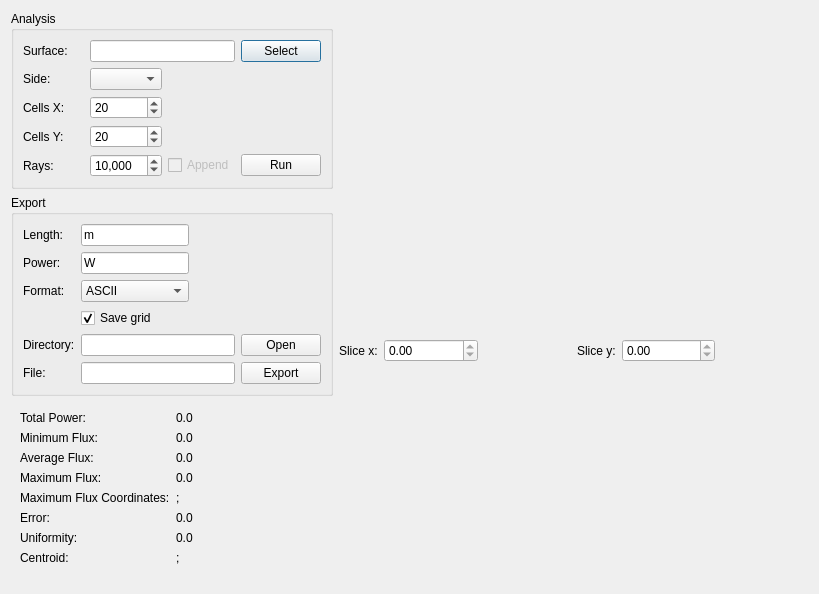
Above: source/application/run/FluxAnalysisDialog.ui from CST-Modelling-Tools/TonatiuhPP before the change. Below: the same form after it.
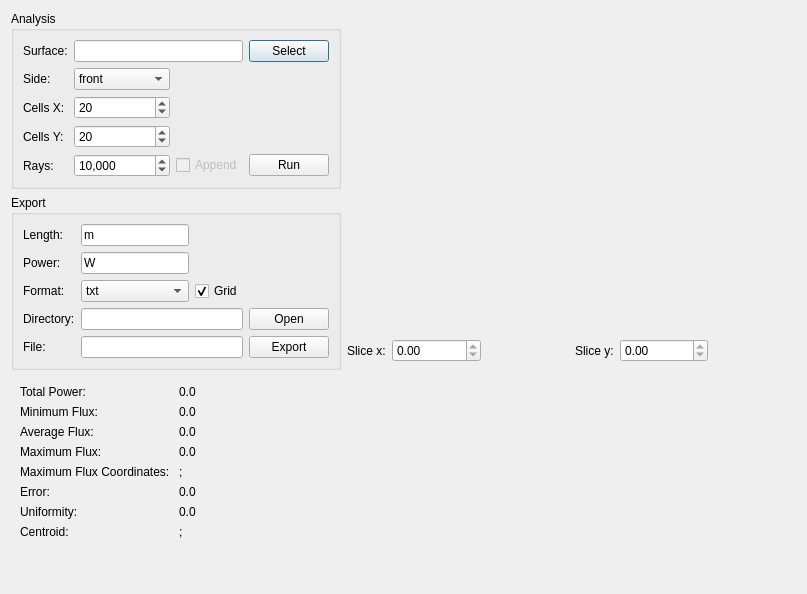
That is the form after the change. Custom widgets are drawn as their Qt base class.

Commit message: FluxAnalysis for uv-shapes

Patch:
```diff
--- a/source/application/run/FluxAnalysisDialog.ui
+++ b/source/application/run/FluxAnalysisDialog.ui
@@ -6,7 +6,7 @@
    <rect>
     <x>0</x>
     <y>0</y>
-    <width>819</width>
+    <width>807</width>
     <height>594</height>
    </rect>
   </property>
@@ -34,7 +34,7 @@
         <property name="title">
          <string>Analysis</string>
         </property>
-        <layout class="QGridLayout" name="gridLayout">
+        <layout class="QGridLayout" name="gridLayout" columnstretch="0,1,0,0">
          <item row="2" column="0">
           <widget class="QLabel" name="widthDivisionsLabel">
            <property name="text">
@@ -50,7 +50,18 @@
           </widget>
          </item>
          <item row="1" column="1">
-          <widget class="QComboBox" name="sidesCombo"/>
+          <widget class="QComboBox" name="surfaceSideCombo">
+           <item>
+            <property name="text">
+             <string>front</string>
+            </property>
+           </item>
+           <item>
+            <property name="text">
+             <string>back</string>
+            </property>
+           </item>
+          </widget>
          </item>
          <item row="4" column="2">
           <widget class="QCheckBox" name="appendCheck">
@@ -154,7 +165,44 @@
         <property name="title">
          <string>Export</string>
         </property>
-        <layout class="QGridLayout" name="gridLayout_8">
+        <layout class="QGridLayout" name="gridLayout_8" columnstretch="0,1,0,0">
+         <item row="2" column="0">
+          <widget class="QLabel" name="exportFormatLabel">
+           <property name="text">
+            <string>Format:</string>
+           </property>
+          </widget>
+         </item>
+         <item row="3" column="1" colspan="2">
+          <widget class="QLineEdit" name="exportDirEdit"/>
+         </item>
+         <item row="3" column="3">
+          <widget class="QPushButton" name="exportFileButton">
+           <property name="focusPolicy">
+            <enum>Qt::NoFocus</enum>
+           </property>
+           <property name="text">
+            <string>Open</string>
+           </property>
+          </widget>
+         </item>
+         <item row="1" column="1">
+          <widget class="QLineEdit" name="exportPowerEdit">
+           <property name="text">
+            <string>W</string>
+           </property>
+          </widget>
+         </item>
+         <item row="2" column="2">
+          <widget class="QCheckBox" name="exportGridCheck">
+           <property name="text">
+            <string>Grid</string>
+           </property>
+           <property name="checked">
+            <bool>true</bool>
+           </property>
+          </widget>
+         </item>
          <item row="0" column="1">
           <widget class="QLineEdit" name="lengthUnitLine">
            <property name="text">
@@ -162,6 +210,32 @@
            </property>
           </widget>
          </item>
+         <item row="3" column="0">
+          <widget class="QLabel" name="exportDirLabel">
+           <property name="text">
+            <string>Directory:</string>
+           </property>
+          </widget>
+         </item>
+         <item row="2" column="1">
+          <widget class="QComboBox" name="exportFormatCombo">
+           <item>
+            <property name="text">
+             <string>txt</string>
+            </property>
+           </item>
+           <item>
+            <property name="text">
+             <string>png</string>
+            </property>
+           </item>
+           <item>
+            <property name="text">
+             <string>jpg</string>
+            </property>
+           </item>
+          </widget>
+         </item>
          <item row="1" column="0">
           <widget class="QLabel" name="powerUnitLabel">
            <property name="text">
@@ -169,7 +243,14 @@
            </property>
           </widget>
          </item>
-         <item row="5" column="3">
+         <item row="4" column="0">
+          <widget class="QLabel" name="exportFileLabel">
+           <property name="text">
+            <string>File:</string>
+           </property>
+          </widget>
+         </item>
+         <item row="4" column="3">
           <widget class="QPushButton" name="exportButton">
            <property name="focusPolicy">
             <enum>Qt::NoFocus</enum>
@@ -180,49 +261,7 @@
           </widget>
          </item>
          <item row="4" column="1" colspan="2">
-          <widget class="QLineEdit" name="fileDirEdit"/>
-         </item>
-         <item row="4" column="3">
-          <widget class="QPushButton" name="selectFileButton">
-           <property name="focusPolicy">
-            <enum>Qt::NoFocus</enum>
-           </property>
-           <property name="text">
-            <string>Open</string>
-           </property>
-          </widget>
-         </item>
-         <item row="5" column="1" colspan="2">
-          <widget class="QLineEdit" name="fileNameEdit"/>
-         </item>
-         <item row="2" column="1">
-          <widget class="QComboBox" name="storeTypeCombo">
-           <item>
-            <property name="text">
-             <string>ASCII</string>
-            </property>
-           </item>
-           <item>
-            <property name="text">
-             <string>IMAGE.PNG</string>
-            </property>
-           </item>
-           <item>
-            <property name="text">
-             <string>IMAGE.JPG</string>
-            </property>
-           </item>
-          </widget>
-         </item>
-         <item row="3" column="1">
-          <widget class="QCheckBox" name="saveCoordsCheckBox">
-           <property name="text">
-            <string>Save grid</string>
-           </property>
-           <property name="checked">
-            <bool>true</bool>
-           </property>
-          </widget>
+          <widget class="QLineEdit" name="exportFileEdit"/>
          </item>
          <item row="0" column="0">
           <widget class="QLabel" name="lenghtUnitLabel">
@@ -231,47 +270,6 @@
            </property>
           </widget>
          </item>
-         <item row="2" column="2">
-          <spacer name="horizontalSpacer_15">
-           <property name="orientation">
-            <enum>Qt::Horizontal</enum>
-           </property>
-           <property name="sizeHint" stdset="0">
-            <size>
-             <width>40</width>
-             <height>20</height>
-            </size>
-           </property>
-          </spacer>
-         </item>
-         <item row="4" column="0">
-          <widget class="QLabel" name="directoryLabel">
-           <property name="text">
-            <string>Directory:</string>
-           </property>
-          </widget>
-         </item>
-         <item row="2" column="0">
-          <widget class="QLabel" name="storeTypeLabel">
-           <property name="text">
-            <string>Format:</string>
-           </property>
-          </widget>
-         </item>
-         <item row="1" column="1">
-          <widget class="QLineEdit" name="powerUnitLine">
-           <property name="text">
-            <string>W</string>
-           </property>
-          </widget>
-         </item>
-         <item row="5" column="0">
-          <widget class="QLabel" name="fileNameLabel">
-           <property name="text">
-            <string>File:</string>
-           </property>
-          </widget>
-         </item>
         </layout>
        </widget>
       </item>
```
Left out of the diff: 59 changed lines with no effect on the pictures. The commit also changes 27 other files.
